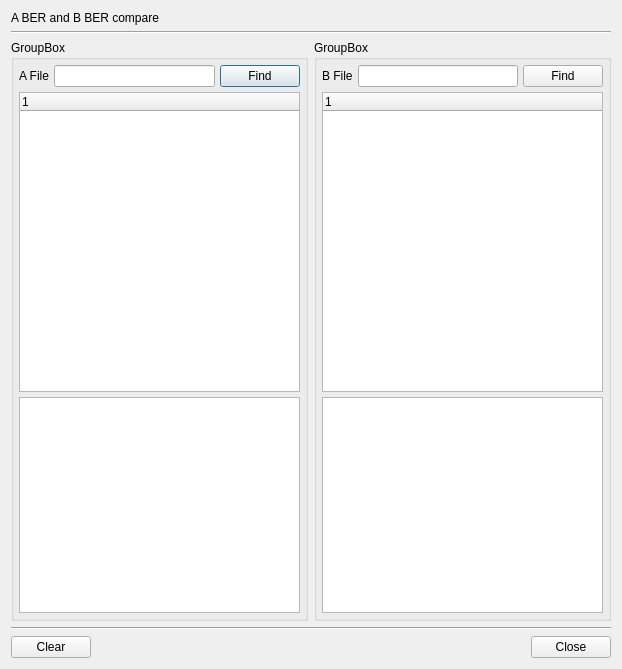
This is BerEditor/ber_compare_dlg.ui in jykim74/BerEditor as Qt 5 draws it before an edit. The edited form follows.
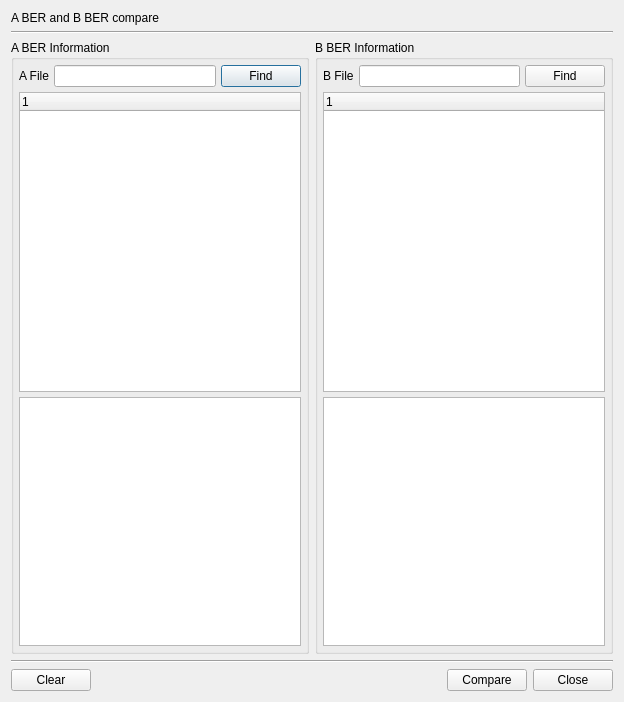
This is the edited form.

What changed in the file:
```diff
--- a/BerEditor/ber_compare_dlg.ui
+++ b/BerEditor/ber_compare_dlg.ui
@@ -6,8 +6,8 @@
    <rect>
     <x>0</x>
     <y>0</y>
-    <width>618</width>
-    <height>669</height>
+    <width>624</width>
+    <height>702</height>
    </rect>
   </property>
   <property name="windowTitle">
@@ -46,7 +46,7 @@
      <item row="1" column="1">
       <widget class="QGroupBox" name="mAGroup">
        <property name="title">
-        <string>GroupBox</string>
+        <string>A BER Information</string>
        </property>
        <layout class="QVBoxLayout" name="verticalLayout_2">
         <property name="spacing">
@@ -104,14 +104,7 @@
          </widget>
         </item>
         <item>
-         <widget class="QTableWidget" name="mATable">
-          <property name="minimumSize">
-           <size>
-            <width>0</width>
-            <height>200</height>
-           </size>
-          </property>
-         </widget>
+         <widget class="QPlainTextEdit" name="mAText"/>
         </item>
        </layout>
       </widget>
@@ -119,7 +112,7 @@
      <item row="1" column="2">
       <widget class="QGroupBox" name="mBGroup">
        <property name="title">
-        <string>GroupBox</string>
+        <string>B BER Information</string>
        </property>
        <layout class="QVBoxLayout" name="verticalLayout_3">
         <property name="spacing">
@@ -177,14 +170,7 @@
          </widget>
         </item>
         <item>
-         <widget class="QTableWidget" name="mBTable">
-          <property name="minimumSize">
-           <size>
-            <width>0</width>
-            <height>200</height>
-           </size>
-          </property>
-         </widget>
+         <widget class="QPlainTextEdit" name="mBText"/>
         </item>
        </layout>
       </widget>
@@ -230,6 +216,13 @@
        </property>
       </widget>
      </item>
+     <item row="0" column="2">
+      <widget class="QPushButton" name="mCompareBtn">
+       <property name="text">
+        <string>Compare</string>
+       </property>
+      </widget>
+     </item>
     </layout>
    </item>
   </layout>
```
